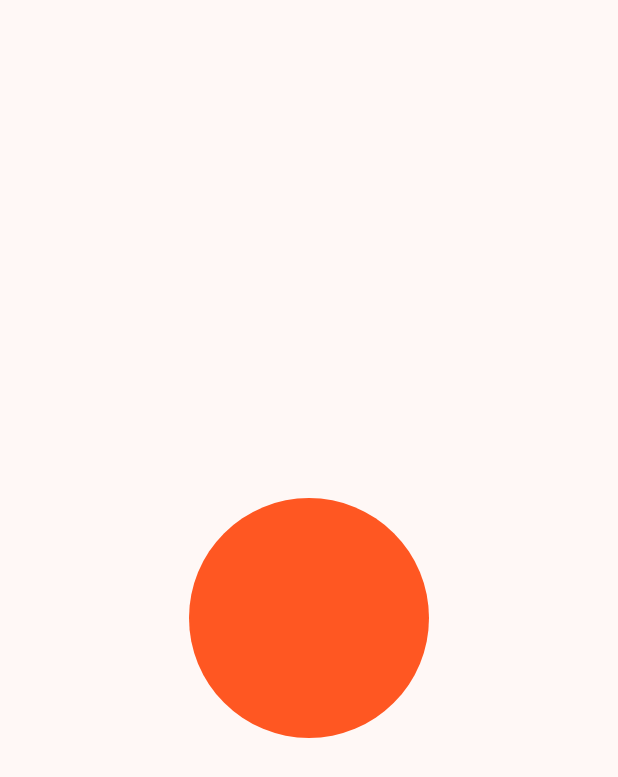
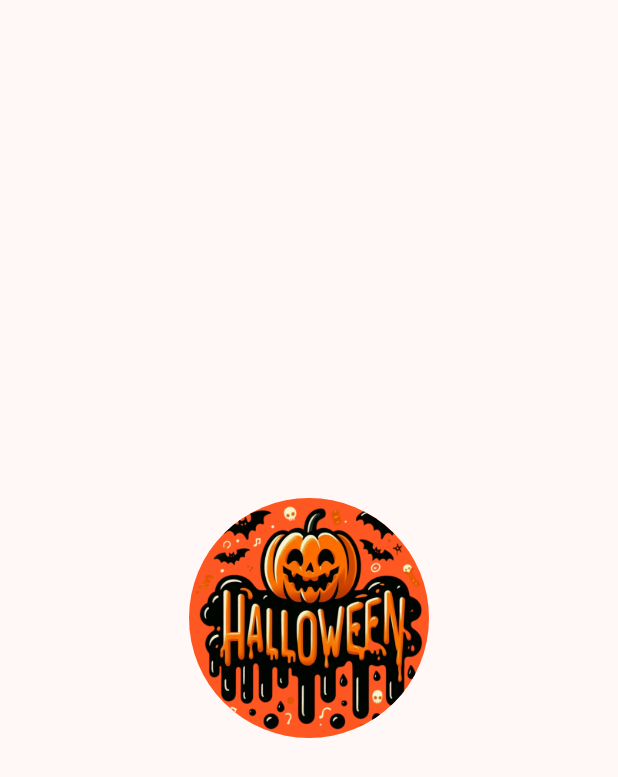
Before and after one commit to WhoIsR/-KB1179-1123150172-uts, a Flutter app: the screen it shows after launch, on a phone screen of 412 x 824 dp. Shown: the top 777 px of the screen. Run offline on Flutter 3.47's test engine with Material 3 defaults, Android fonts, the phone set to English and light mode, and no system bars.

Commit message:
menambahkan gambar ke dalam circle

```diff
--- a/lib/screen/splash_screen1.dart
+++ b/lib/screen/splash_screen1.dart
@@ -16,6 +16,10 @@ class SplashScreen1 extends StatelessWidget {
               decoration: const BoxDecoration(
                 shape: BoxShape.circle,
                 color: Colors.deepOrange,
+                image: DecorationImage(
+                  image: AssetImage("assets/images/hw1.png"),
+                  fit: BoxFit.cover,
+                ),
               ),
             ),
           ],
```
